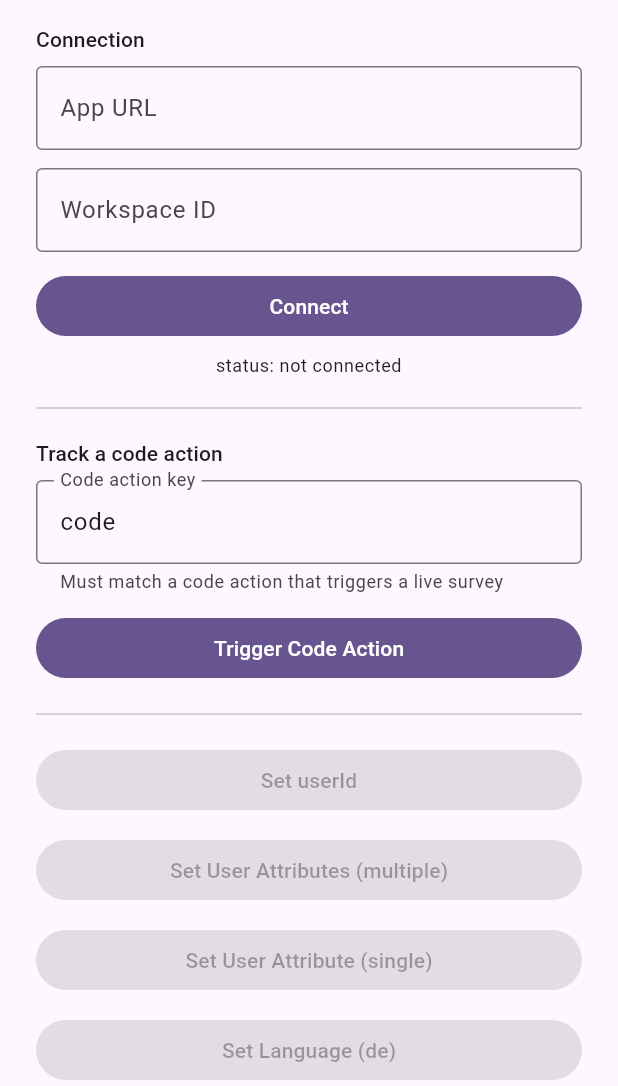
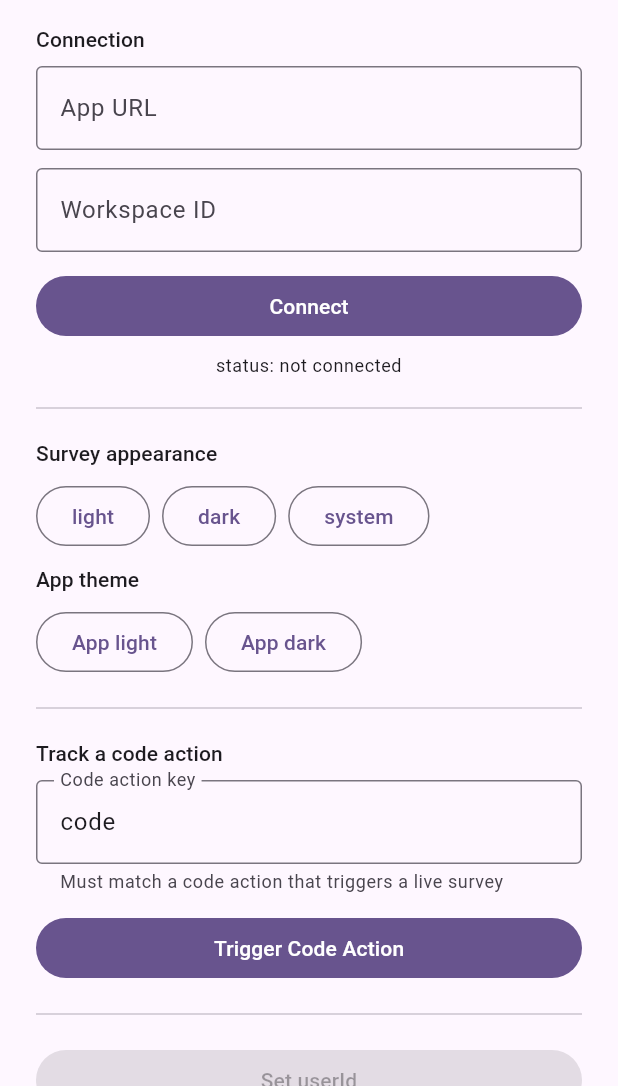
Before and after one commit to formbricks/flutter, a Flutter app: the screen it shows after launch, on a phone screen of 412 x 824 dp, the part 150-1236 px from its top. Run offline on Flutter 3.47's test engine with Material 3 defaults, Android fonts, the phone set to English and light mode, and no system bars; our stand-ins replace clock, connectivity_plus, shared_preferences, webview_flutter; missing offline and left inert: webview_flutter_android.

Commit message:
feat: add setAppearance for dark mode and forward custom CSS to the survey renderer [ENG-3647]

````diff
--- a/apps/playground/lib/main.dart
+++ b/apps/playground/lib/main.dart
@@ -6,6 +6,10 @@ const String _defaultWorkspaceId = String.fromEnvironment('WORKSPACE_ID');
 
 const String kWelcomeMessage = 'Welcome to Formbricks';
 const String _statusConnected = 'connected ✓';
+
+/// The app's own theme mode, so the demo can show `FormbricksAppearance.system`
+/// following it rather than the phone.
+final ValueNotifier<ThemeMode> appThemeMode = ValueNotifier(ThemeMode.light);
 
 void main() {
   runApp(const PlaygroundApp());
@@ -16,13 +20,24 @@ class PlaygroundApp extends StatelessWidget {
 
   @override
   Widget build(BuildContext context) {
-    return MaterialApp(
-      title: 'Formbricks Flutter Playground',
-      theme: ThemeData(
-        colorScheme: ColorScheme.fromSeed(seedColor: Colors.deepPurple),
-        useMaterial3: true,
+    return ValueListenableBuilder<ThemeMode>(
+      valueListenable: appThemeMode,
+      builder: (context, mode, _) => MaterialApp(
+        title: 'Formbricks Flutter Playground',
+        themeMode: mode,
+        theme: ThemeData(
+          colorScheme: ColorScheme.fromSeed(seedColor: Colors.deepPurple),
+          useMaterial3: true,
+        ),
+        darkTheme: ThemeData(
+          colorScheme: ColorScheme.fromSeed(
+            seedColor: Colors.deepPurple,
+            brightness: Brightness.dark,
+          ),
+          useMaterial3: true,
+        ),
+        home: const PlaygroundHome(),
       ),
-      home: const PlaygroundHome(),
     );
   }
 }
@@ -307,6 +322,36 @@ class _PlaygroundHomeState extends State<PlaygroundHome> {
                 ],
                 const Divider(height: 40),
 
+                Text('Survey appearance', style: textTheme.titleSmall),
+                const SizedBox(height: 8),
+                Wrap(
+                  spacing: 8,
+                  children: [
+                    for (final appearance in FormbricksAppearance.values)
+                      OutlinedButton(
+                        onPressed: () => Formbricks.setAppearance(appearance),
+                        child: Text(appearance.name),
+                      ),
+                  ],
+                ),
+                const SizedBox(height: 8),
+                Text('App theme', style: textTheme.titleSmall),
+                const SizedBox(height: 8),
+                Wrap(
+                  spacing: 8,
+                  children: [
+                    OutlinedButton(
+                      onPressed: () => appThemeMode.value = ThemeMode.light,
+                      child: const Text('App light'),
+                    ),
+                    OutlinedButton(
+                      onPressed: () => appThemeMode.value = ThemeMode.dark,
+                      child: const Text('App dark'),
+                    ),
+                  ],
+                ),
+                const Divider(height: 40),
+
                 Text('Track a code action', style: textTheme.titleSmall),
                 const SizedBox(height: 8),
                 TextField(
--- a/packages/formbricks/lib/formbricks.dart
+++ b/packages/formbricks/lib/formbricks.dart
@@ -6,6 +6,7 @@
 /// queue, config, API client and expiry ticker live behind the facade.
 library;
 
+export 'src/common/appearance.dart' show FormbricksAppearance;
 export 'src/common/logger.dart' show LogLevel;
 export 'src/common/result.dart';
 export 'src/types/errors.dart';
--- /dev/null
+++ b/packages/formbricks/lib/src/common/appearance.dart
@@ -0,0 +1,139 @@
+/// How surveys render, and the in-memory state behind `Formbricks.setAppearance`.
+library;
+
+import 'package:flutter/cupertino.dart';
+import 'package:flutter/material.dart' show Theme;
+
+import 'logger.dart';
+
+/// How surveys render. [system] follows the host app's own theme — its
+/// `Theme` / `ThemeMode` — not the phone's.
+enum FormbricksAppearance {
+  /// Always light (the default).
+  light,
+
+  /// Always dark.
+  dark,
+
+  /// Follows the app's theme, live.
+  system;
+
+  /// Parses `'light'`, `'dark'` or `'system'`; null for anything else.
+  static FormbricksAppearance? tryParse(Object? value) {
+    if (value is FormbricksAppearance) return value;
+    if (value is! String) return null;
+    for (final appearance in values) {
+      if (appearance.name == value.trim().toLowerCase()) return appearance;
+    }
+    return null;
+  }
+}
+
+/// The in-memory appearance state (ENG-3452).
+///
+/// Never persisted, never sent to the server, and left alone by `logout()`, so a
+/// fresh app launch starts light (ENG-3551). Not routed through the command
+/// queue, so it works before `setup()` completes.
+class AppearanceState extends ChangeNotifier {
+  AppearanceState._();
+
+  /// The process-wide state.
+  static final AppearanceState instance = AppearanceState._();
+
+  FormbricksAppearance _current = FormbricksAppearance.light;
+
+  /// The requested appearance. May be [FormbricksAppearance.system].
+  FormbricksAppearance get current => _current;
+
+  /// Sets the appearance. An unknown value is logged and falls back to light.
+  void set(Object? value) {
+    final parsed = FormbricksAppearance.tryParse(value);
+    if (parsed == null) {
+      Logger.error(
+          'setAppearance: unknown appearance "$value", falling back to light',);
+    }
+    _current = parsed ?? FormbricksAppearance.light;
+    notifyListeners();
+  }
+
+  /// Test-only: back to the cold-start state.
+  void reset() {
+    _current = FormbricksAppearance.light;
+  }
+}
+
+/// What the renderer understands: always `'light'` or `'dark'`, never `'system'`.
+///
+/// `system` reads the theme of [context], which is the app's own, and only falls
+/// back to the platform brightness when the app sets none.
+String resolveAppearance(BuildContext context, FormbricksAppearance requested) {
+  switch (requested) {
+    case FormbricksAppearance.light:
+      return 'light';
+    case FormbricksAppearance.dark:
+      return 'dark';
+    case FormbricksAppearance.system:
+      // A Material app (or any `Theme`) states its brightness there; a
+      // `Theme.of` with no ancestor would quietly answer light, so look first.
+      // Otherwise the Cupertino theme, then the platform as a last resort.
+      final brightness = context.findAncestorWidgetOfExactType<Theme>() != null
+          ? Theme.of(context).brightness
+          : CupertinoTheme.maybeBrightnessOf(context) ??
+              MediaQuery.maybePlatformBrightnessOf(context) ??
+              Brightness.light;
+      return brightness == Brightness.dark ? 'dark' : 'light';
+  }
+}
+
+/// JavaScript that flips an open survey in place. Optional chaining: a server
+/// whose renderer predates `setAppearance` leaves the survey light instead of
+/// throwing.
+String appearanceSwitchScript(String resolved) =>
+    "window.formbricksSurveys?.setAppearance?.('$resolved');";
+
+/// Builds the renderer's `customCss` prop from the workspace and survey CSS.
+///
+/// The compiled strings pass through untouched. Empty fields are omitted rather
+/// than sent as null — the renderer rejects the whole prop on a null inside a
+/// scope — and null is returned when there is no CSS at all, so the key is never
+/// sent.
+Map<String, Map<String, String>>? buildCustomCss(
+  Object? workspace,
+  Object? survey,
+) {
+  Map<String, String>? scope(Object? raw) {
+    if (raw is! Map) return null;
+    final result = <String, String>{};
+    for (final mode in const ['light', 'dark']) {
+      final css = raw[mode];
+      if (css is String && css.isNotEmpty) result[mode] = css;
+    }
+    return result.isEmpty ? null : result;
+  }
+
+  final workspaceScope = scope(workspace);
+  final surveyScope = scope(survey);
+  if (workspaceScope == null && surveyScope == null) return null;
+  return {
+    if (workspaceScope != null) 'workspace': workspaceScope,
+    if (surveyScope != null) 'survey': surveyScope,
+  };
+}
+
+/// Hands the open survey's resolved appearance to the WebView host.
+///
+/// An [InheritedNotifier] rather than a new parameter on the host builder, so
+/// injected test hosts keep compiling. The default host listens and runs
+/// [appearanceSwitchScript] when it changes.
+class AppearanceScope extends InheritedNotifier<ValueNotifier<String>> {
+  /// Creates a scope around [child].
+  const AppearanceScope({
+    super.key,
+    required ValueNotifier<String> appearance,
+    required super.child,
+  }) : super(notifier: appearance);
+
+  /// The nearest resolved-appearance notifier, if any.
+  static ValueNotifier<String>? maybeOf(BuildContext context) =>
+      context.getInheritedWidgetOfExactType<AppearanceScope>()?.notifier;
+}
--- a/packages/formbricks/lib/src/types/survey.dart
+++ b/packages/formbricks/lib/src/types/survey.dart
@@ -115,6 +115,9 @@ class TSurvey {
 
   /// Whether the survey is available in more than one language.
   bool get isMultiLanguage => languages.length > 1;
+
+  /// The survey's compiled custom CSS (`{light?, dark?}`), when it has any.
+  Object? get customCss => _raw['customCss'];
 
   /// The original decoded JSON, returned verbatim for the survey runtime.
   Map<String, dynamic> toJson() => _raw;
--- a/packages/formbricks/lib/src/widgets/default_webview_host.dart
+++ b/packages/formbricks/lib/src/widgets/default_webview_host.dart
@@ -13,6 +13,7 @@ import 'package:flutter/widgets.dart';
 import 'package:webview_flutter/webview_flutter.dart';
 import 'package:webview_flutter_android/webview_flutter_android.dart';
 
+import '../common/appearance.dart';
 import '../common/logger.dart';
 import 'webview_event.dart';
 import 'webview_navigation.dart';
@@ -73,6 +74,33 @@ class _DefaultWebViewHost extends StatefulWidget {
 
 class _DefaultWebViewHostState extends State<_DefaultWebViewHost> {
   late final WebViewController _controller;
+  ValueNotifier<String>? _appearance;
+  String? _appliedAppearance;
+
+  @override
+  void didChangeDependencies() {
+    super.didChangeDependencies();
+    final next = AppearanceScope.maybeOf(context);
+    if (identical(next, _appearance)) return;
+    _appearance?.removeListener(_onAppearanceChanged);
+    _appearance = next;
+    // The page already opened with this value; only a change is sent.
+    _appliedAppearance = next?.value;
+    next?.addListener(_onAppearanceChanged);
+  }
+
+  void _onAppearanceChanged() {
+    final resolved = _appearance?.value;
+    if (resolved == null || resolved == _appliedAppearance) return;
+    _appliedAppearance = resolved;
+    unawaited(_controller.runJavaScript(appearanceSwitchScript(resolved)));
+  }
+
+  @override
+  void dispose() {
+    _appearance?.removeListener(_onAppearanceChanged);
+    super.dispose();
+  }
 
   @override
   void initState() {
--- a/packages/formbricks/lib/src/widgets/formbricks_widget.dart
+++ b/packages/formbricks/lib/src/widgets/formbricks_widget.dart
@@ -7,6 +7,7 @@ import 'package:flutter/widgets.dart';
 import 'package:http/http.dart' as http;
 import 'package:shared_preferences/shared_preferences.dart';
 
+import '../common/appearance.dart';
 import '../common/command_queue.dart';
 import '../common/config.dart';
 import '../common/logger.dart';
@@ -53,6 +54,7 @@ class Formbricks extends StatefulWidget {
     required this.appUrl,
     required this.workspaceId,
     this.logLevel,
+    this.appearance,
     @visibleForTesting this.webViewHostBuilder,
     @visibleForTesting this.launch,
     @visibleForTesting this.httpClient,
@@ -67,6 +69,10 @@ class Formbricks extends StatefulWidget {
 
   /// Optional log level (defaults from build mode in `setup`).
   final LogLevel? logLevel;
+
+  /// How surveys render, applied before anything else. Null leaves whatever
+  /// [Formbricks.setAppearance] already set.
+  final FormbricksAppearance? appearance;
 
   /// WebView host builder override.
   final WebViewHostBuilder? webViewHostBuilder;
@@ -107,6 +113,23 @@ class Formbricks extends StatefulWidget {
       ),
       checkSetup: false,
     );
+  }
+
+  /// Sets how surveys render: [FormbricksAppearance.light] (default),
+  /// [FormbricksAppearance.dark], or [FormbricksAppearance.system] to follow the
+  /// app's own theme (its `Theme` / `ThemeMode`), not the phone's.
+  ///
+  /// Synchronous and not routed through the command queue, so it works before
+  /// `setup` completes. An open survey switches in place and keeps its answers.
+  /// Kept across [logout], forgotten when the app restarts, and never sent to the
+  /// server. A string (`'dark'`) is accepted too; an unknown value is logged and
+  /// falls back to light.
+  ///
+  /// ```dart
+  /// Formbricks.setAppearance(FormbricksAppearance.dark);
+  /// ```
+  static void setAppearance(Object appearance) {
+    AppearanceState.instance.set(appearance);
   }
 
   /// Tracks a code action through the command queue (`checkSetup: true`).
@@ -261,6 +284,9 @@ class _FormbricksState extends State<Formbricks> {
   @override
   void initState() {
     super.initState();
+    // Local state, not part of setup, and in place before the first survey renders.
+    final appearance = widget.appearance;
+    if (appearance != null) AppearanceState.instance.set(appearance);
     unawaited(_setup());
   }
 
--- a/packages/formbricks/lib/src/widgets/survey_html.dart
+++ b/packages/formbricks/lib/src/widgets/survey_html.dart
@@ -29,6 +29,8 @@ class SurveyHtmlOptions {
     this.clickOutside,
     this.overlay,
     this.hiddenFieldsRecord = const <String, Object>{},
+    this.appearance = 'light',
+    this.customCss,
   });
 
   /// The survey to render.
@@ -68,6 +70,14 @@ class SurveyHtmlOptions {
   /// re-runs all of it on ingest.
   final Map<String, Object> hiddenFieldsRecord;
 
+  /// What the survey opens with: `'light'` or `'dark'`. It is part of the page,
+  /// so a later change goes through `runJavaScript` instead of loading again,
+  /// which would lose the respondent's answers.
+  final String appearance;
+
+  /// The compiled `{workspace?, survey?}` custom CSS, or null to omit the key.
+  final Map<String, Map<String, String>>? customCss;
+
   /// The `renderSurvey` options object.
   Map<String, dynamic> toRenderOptions() => {
         'workspaceId': workspaceId,
@@ -82,6 +92,8 @@ class SurveyHtmlOptions {
         if (overlay != null) 'overlay': overlay,
         'isWebEnvironment': false,
         'hiddenFieldsRecord': hiddenFieldsRecord,
+        'appearance': appearance,
+        if (customCss != null) 'customCss': customCss,
       };
 }
 
--- a/packages/formbricks/lib/src/widgets/survey_webview.dart
+++ b/packages/formbricks/lib/src/widgets/survey_webview.dart
@@ -12,6 +12,7 @@ import 'package:clock/clock.dart';
 import 'package:flutter/rendering.dart';
 import 'package:flutter/widgets.dart';
 
+import '../common/appearance.dart';
 import '../common/config.dart';
 import '../common/filter_surveys.dart';
 import '../common/logger.dart';
@@ -81,6 +82,9 @@ class _SurveyWebViewState extends State<SurveyWebView> {
   final ValueNotifier<SurveyTouchRegion> _touchRegion =
       ValueNotifier<SurveyTouchRegion>(SurveyTouchRegion.everything);
 
+  // The resolved appearance of the open survey. The default host watches it.
+  final ValueNotifier<String> _appearance = ValueNotifier<String>('light');
+
   // Serializes config read-modify-writes so back-to-back events (e.g. response
   // then close) can't clobber each other.
   Future<void> _configOps = Future<void>.value();
@@ -94,8 +98,23 @@ class _SurveyWebViewState extends State<SurveyWebView> {
   @override
   void initState() {
     super.initState();
+    AppearanceState.instance.addListener(_syncAppearance);
     // All store mutations / route pushes happen post-frame, never during build.
     WidgetsBinding.instance.addPostFrameCallback((_) => _start());
+  }
+
+  @override
+  void didChangeDependencies() {
+    super.didChangeDependencies();
+    // The app's theme changed (`system` follows it). Reading the theme in
+    // [resolveAppearance] subscribes this State to it.
+    if (_phase == _SurveyPhase.presenting) _syncAppearance();
+  }
+
+  void _syncAppearance() {
+    if (!mounted || _phase != _SurveyPhase.presenting) return;
+    _appearance.value =
+        resolveAppearance(context, AppearanceState.instance.current);
   }
 
   void _start() {
@@ -156,6 +175,10 @@ class _SurveyWebViewState extends State<SurveyWebView> {
     // A backdrop ("dark"/"light") is a real modal: it should block the host. No
     // overlay (or "none") is a corner/inline card and must be box-none.
     _hasOverlay = overlay != null && overlay != 'none';
+    // Frozen into the page here; later changes reach the open survey through
+    // [_appearance] and the host's `runJavaScript`.
+    _appearance.value =
+        resolveAppearance(context, AppearanceState.instance.current);
     final html = buildSurveyHtml(
       SurveyHtmlOptions(
         survey: widget.survey,
@@ -174,6 +197,9 @@ class _SurveyWebViewState extends State<SurveyWebView> {
         // handed to the WebView once. A value set after this point reaches the
         // next response, never the one on screen.
         hiddenFieldsRecord: EmbeddedDataStore.instance.snapshot(),
+        appearance: _appearance.value,
+        customCss:
+            buildCustomCss(settings['customCss'], widget.survey.customCss),
       ),
     );
 
@@ -235,10 +261,13 @@ class _SurveyWebViewState extends State<SurveyWebView> {
   ) {
     // Builder so the keyboard inset is read in a context that rebuilds on
     // keyboard show/hide.
-    return Builder(
+    return AppearanceScope(
+        appearance: _appearance,
+        child: Builder(
           builder: (ctx) {
             final webView = Padding(
-          padding: EdgeInsets.only(bottom: MediaQuery.viewInsetsOf(ctx).bottom),
+              padding:
+                  EdgeInsets.only(bottom: MediaQuery.viewInsetsOf(ctx).bottom),
               child: builder(
                 ctx,
                 html: html,
@@ -260,7 +289,7 @@ class _SurveyWebViewState extends State<SurveyWebView> {
               child: webView,
             );
           },
-    );
+        ),);
   }
 
   void _onEvent(WebViewEvent event) {
@@ -390,6 +419,8 @@ class _SurveyWebViewState extends State<SurveyWebView> {
   @override
   void dispose() {
     _delayTimer?.cancel();
+    AppearanceState.instance.removeListener(_syncAppearance);
+    _appearance.dispose();
     // External store reset can unmount us without a close; tear down the active
     // presentation via captured handles (no live BuildContext required). The
     // guards make removal idempotent if it was already dismissed.
````
Also changed, not shown: 3 other files. Lines whose indentation alone changed are shown as unchanged.
